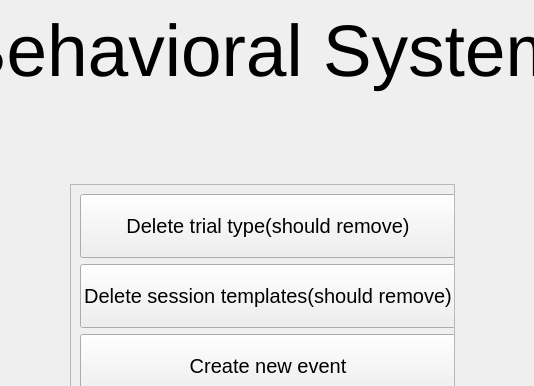
Above: UI/system_main_plus.ui from KehatSudri/Behavior_System2.0 before the change; both pictures show x 138 to 672 and y 0 to 386 of the 800 by 593 pixel window. Below: the same form after it.
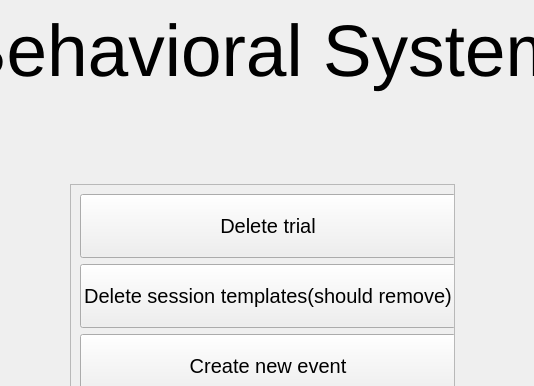
That is the form after the change.

Commit message: need to complete option to remove trial (remove it from BD)

The edit to the form file:
```diff
--- a/UI/system_main_plus.ui
+++ b/UI/system_main_plus.ui
@@ -57,7 +57,7 @@
              </font>
             </property>
             <property name="text">
-             <string>Delete trial type(should remove)</string>
+             <string>Delete trial</string>
             </property>
            </widget>
           </item>
```
The commit also changes 2 other files.
